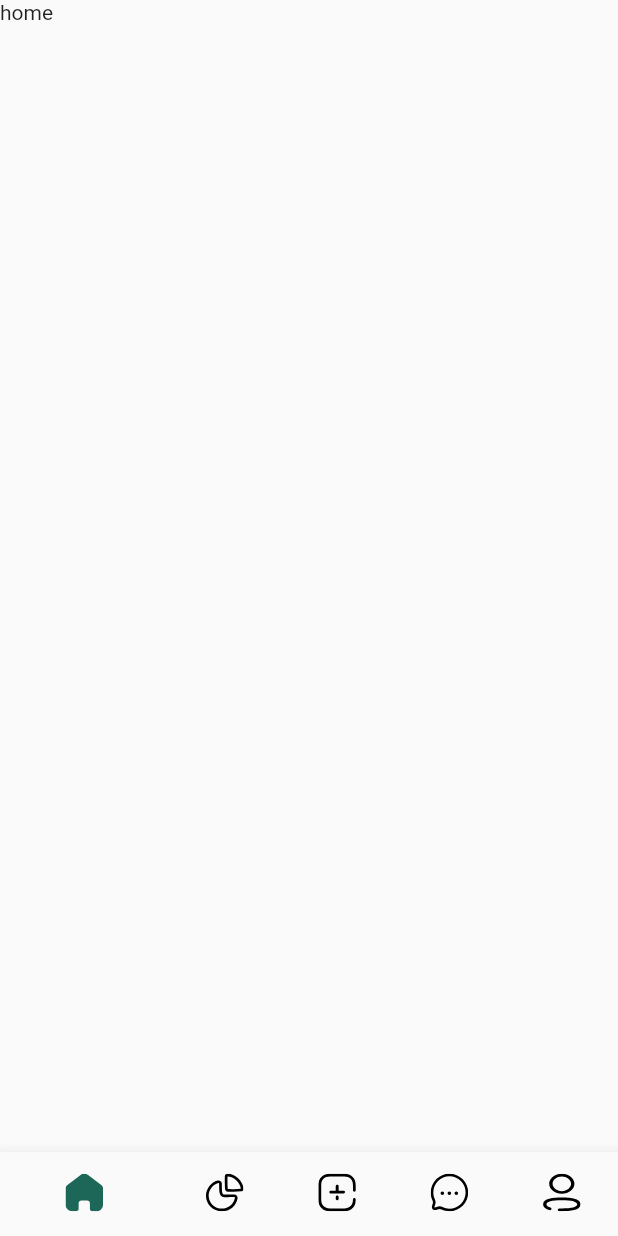
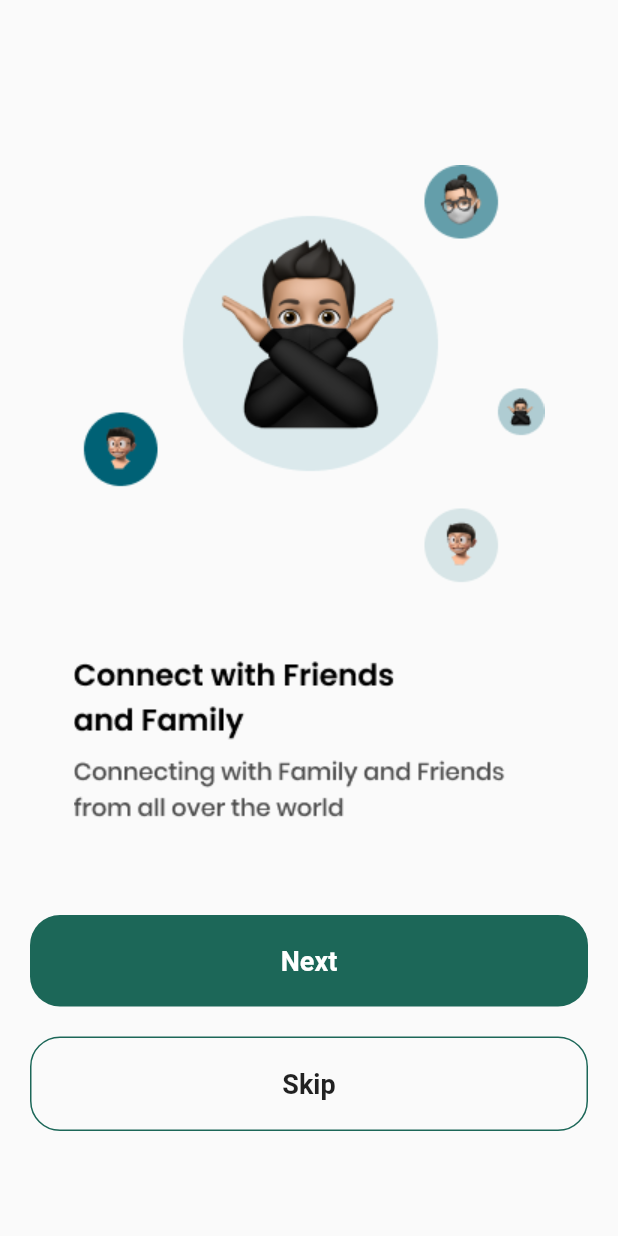
Before and after one commit to Appium-Labs/Social-app, a Flutter app: the screen it shows after launch, on a phone screen of 412 x 824 dp. Run offline on Flutter 3.47's test engine with Material 2 defaults, Android fonts, the phone set to English and light mode, and no system bars; our stand-ins replace firebase_core, flutter_svg, get, image_picker; accounts and stored records are empty.

Commit message:
Splash and Welcome Screens done

```diff
--- /dev/null
+++ b/lib/Views/WelcomeScreen/WelcomeScreen1.dart
@@ -0,0 +1,37 @@
+import 'package:flutter/material.dart';
+import 'package:get/route_manager.dart';
+import 'package:social_app/Views/NavigationScreen.dart';
+import 'package:social_app/Views/WelcomeScreen/WelcomeScreen2.dart';
+import 'package:social_app/Views/shared/ColoredButton.dart';
+import 'package:social_app/Views/shared/TransparentButton.dart';
+
+class WelcomeScreen1 extends StatelessWidget {
+  const WelcomeScreen1({super.key});
+
+  @override
+  Widget build(BuildContext context) {
+    return Scaffold(
+        body: SingleChildScrollView(
+      child: Column(
+        children: [
+          const SizedBox(
+            height: 80,
+          ),
+          SizedBox(
+            height: 500,
+            child: Image.asset("assets/images/Welcome1.png"),
+          ),
+          const SizedBox(
+            height: 20,
+          ),
+          InkWell(
+              onTap: () => Get.to(WelcomeScreen2()),
+              child: const ColoredButton()),
+          InkWell(
+              onTap: () => Get.to(NavigationScreen()),
+              child: const TransparentButton())
+        ],
+      ),
+    ));
+  }
+}
--- /dev/null
+++ b/lib/Views/shared/ColoredButton.dart
@@ -0,0 +1,23 @@
+import 'package:flutter/material.dart';
+
+class ColoredButton extends StatelessWidget {
+  const ColoredButton({super.key});
+
+  @override
+  Widget build(BuildContext context) {
+    return Container(
+      alignment: Alignment.center,
+      padding: const EdgeInsets.all(20),
+      margin: const EdgeInsets.symmetric(horizontal: 20, vertical: 10),
+      width: MediaQuery.of(context).size.width,
+      decoration: BoxDecoration(
+          color: const Color(0xff1C6758),
+          borderRadius: BorderRadius.circular(20)),
+      child: const Text(
+        "Next",
+        style: TextStyle(
+            fontSize: 18, fontWeight: FontWeight.bold, color: Colors.white),
+      ),
+    );
+  }
+}
--- /dev/null
+++ b/lib/Views/shared/TransparentButton.dart
@@ -0,0 +1,22 @@
+import 'package:flutter/material.dart';
+
+class TransparentButton extends StatelessWidget {
+  const TransparentButton({super.key});
+
+  @override
+  Widget build(BuildContext context) {
+    return Container(
+      alignment: Alignment.center,
+      padding: const EdgeInsets.all(20),
+      margin: const EdgeInsets.symmetric(horizontal: 20, vertical: 10),
+      width: MediaQuery.of(context).size.width,
+      decoration: BoxDecoration(
+          border: Border.all(width: 1, color: const Color(0xff1C6758)),
+          borderRadius: BorderRadius.circular(20)),
+      child: const Text(
+        "Skip",
+        style: TextStyle(fontSize: 18, fontWeight: FontWeight.bold),
+      ),
+    );
+  }
+}
--- a/lib/main.dart
+++ b/lib/main.dart
@@ -2,6 +2,7 @@ import 'package:firebase_core/firebase_core.dart';
 import 'package:flutter/material.dart';
 import 'package:get/route_manager.dart';
 import 'package:social_app/Views/NavigationScreen.dart';
+import 'package:social_app/Views/WelcomeScreen/SplashScreen.dart';
 
 import 'Services/firebase_options.dart';
 
@@ -21,7 +22,7 @@ class MyApp extends StatelessWidget {
     return const GetMaterialApp(
       debugShowCheckedModeBanner: false,
       title: 'Social Media App',
-      home: NavigationScreen(),
+      home: SplashScreen(),
     );
   }
 }
```
Also changed, not shown: lib/Views/WelcomeScreen/SplashScreen.dart (added, +30 -0 lines), lib/Views/WelcomeScreen/WelcomeScreen2.dart (added, +38 -0 lines), lib/Views/WelcomeScreen/WelcomeScreen3.dart (added, +37 -0 lines), assets/images/Splash.png (added), assets/images/Welcome1.png (added), assets/images/Welcome2.png (added), assets/images/Welcome3.png (added), 1 other file.
